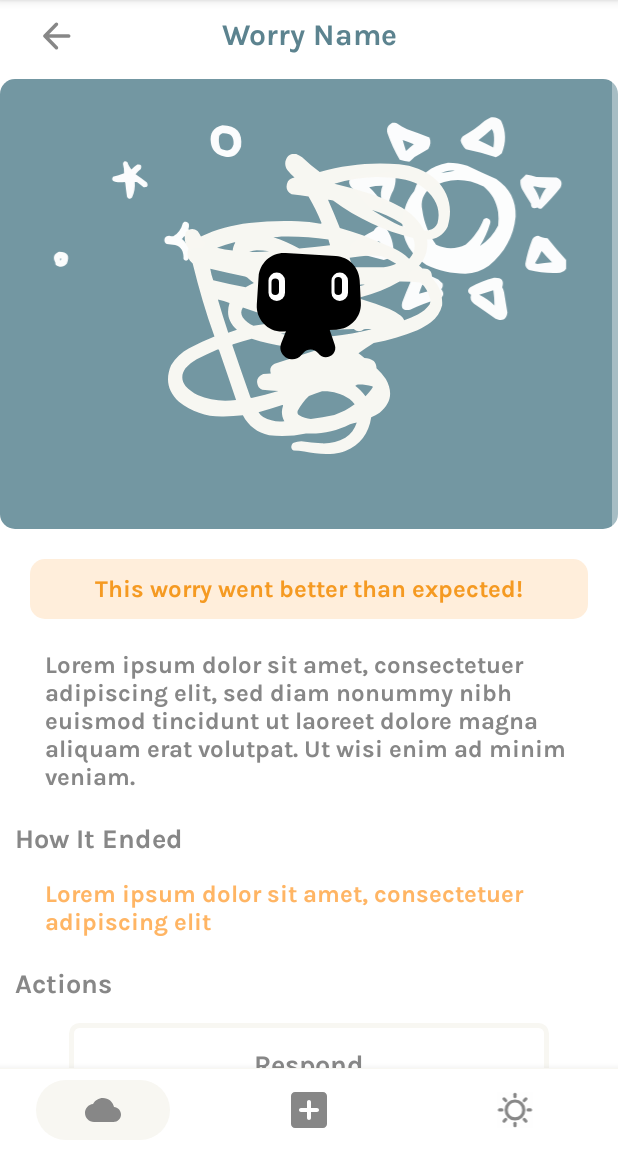
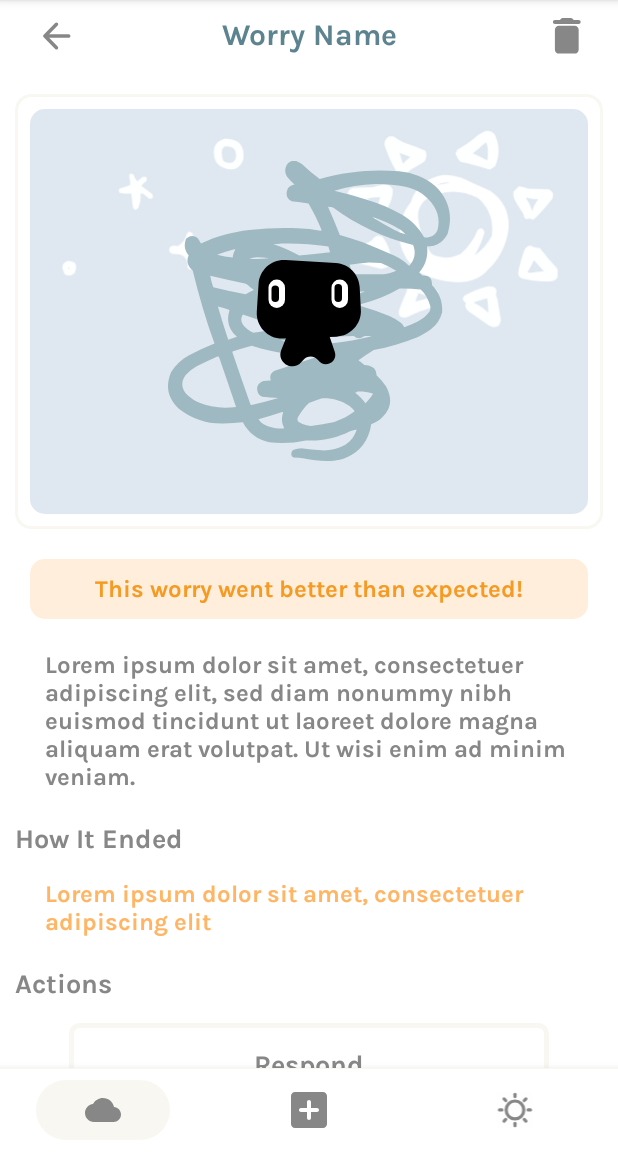
Before and after one commit to TatianaPolouchina/Scribble, an Android app built with Jetpack Compose: the fragment WorryFragment placed in its activity, on a phone screen of 412 x 824 dp, the part 84-1236 px from its top. Run offline under Robolectric (Android 15) with nearby library versions, the phone set to English and light mode, and no system bars.

Commit message:
Updated WorryFragment XML

```diff
--- a/app/src/main/java/com/example/scribble/WorryFragment.java
+++ b/app/src/main/java/com/example/scribble/WorryFragment.java
@@ -150,7 +150,7 @@ public class WorryFragment extends Fragment {
 
         worryTitle.setTextColor(getResources().getColor(R.color.lightOrangeMain,
                 requireActivity().getTheme()));
-        background.setImageResource(R.drawable.rectangle_rounded_5dp);
+        background.setImageResource(R.drawable.rectangle_rounded_10dp_beige);
         scribble.setVisibility(View.GONE);
         worryCharacter.setImageResource(worry.getFinishedImageResId());
         actionsTextView.setVisibility(View.GONE);
--- a/app/src/main/res/drawable/left_button.xml
+++ b/app/src/main/res/drawable/left_button.xml
@@ -1,6 +1,6 @@
 <?xml version="1.0" encoding="utf-8"?>
 <layer-list xmlns:android="http://schemas.android.com/apk/res/android">
-    <item android:drawable="@drawable/rectangle_rounded_outline"
+    <item android:drawable="@drawable/rectangle_rounded_outline_white"
         android:width="44dp"
         android:height="44dp"
         android:gravity="center" />
--- a/app/src/main/res/drawable/rectangle_rounded_10dp.xml
+++ b/app/src/main/res/drawable/rectangle_rounded_10dp_beige.xml
@@ -1,6 +1,6 @@
 <?xml version="1.0" encoding="utf-8"?>
 <shape xmlns:android="http://schemas.android.com/apk/res/android"
     android:shape="rectangle">
-    <solid android:color="@color/lightOrange" />
+    <solid android:color="@color/beige" />
     <corners android:radius="10dp" />
 </shape>
--- /dev/null
+++ b/app/src/main/res/drawable/rectangle_rounded_10dp_blue.xml
@@ -0,0 +1,6 @@
+<?xml version="1.0" encoding="utf-8"?>
+<shape xmlns:android="http://schemas.android.com/apk/res/android"
+    android:shape="rectangle">
+    <solid android:color="@color/lightBlue" />
+    <corners android:radius="10dp" />
+</shape>
--- /dev/null
+++ b/app/src/main/res/drawable/rectangle_rounded_outline_transparent.xml
@@ -0,0 +1,9 @@
+<?xml version="1.0" encoding="utf-8"?>
+<shape xmlns:android="http://schemas.android.com/apk/res/android"
+    android:shape="rectangle">
+    <stroke
+        android:width="2dp"
+        android:color="@color/beige" />
+    <solid android:color="@android:color/transparent" />
+    <corners android:radius="10dp" />
+</shape>
--- a/app/src/main/res/drawable/rectangle_rounded_purple.xml
+++ /dev/null
@@ -1,8 +0,0 @@
-<?xml version="1.0" encoding="utf-8"?>
-<shape xmlns:android="http://schemas.android.com/apk/res/android">
-    <solid android:color="@color/lightBlueMain"/>
-    <corners android:topLeftRadius="10dp"
-        android:topRightRadius="10dp"
-        android:bottomLeftRadius="10dp"
-        android:bottomRightRadius="10dp"/>
-</shape>
--- a/app/src/main/res/drawable/right_button.xml
+++ b/app/src/main/res/drawable/right_button.xml
@@ -1,6 +1,6 @@
 <?xml version="1.0" encoding="utf-8"?>
 <layer-list xmlns:android="http://schemas.android.com/apk/res/android">
-    <item android:drawable="@drawable/rectangle_rounded_outline"
+    <item android:drawable="@drawable/rectangle_rounded_outline_white"
         android:width="44dp"
         android:height="44dp"
         android:gravity="center" />
--- /dev/null
+++ b/app/src/main/res/drawable/vector_trashcan.xml
@@ -0,0 +1,9 @@
+<vector xmlns:android="http://schemas.android.com/apk/res/android"
+    android:width="58dp"
+    android:height="58dp"
+    android:viewportWidth="58"
+    android:viewportHeight="58">
+  <path
+      android:pathData="M14.37,45.505C14.37,48.139 16.525,50.295 19.16,50.295H38.32C40.954,50.295 43.11,48.139 43.11,45.505V21.555C43.11,18.92 40.954,16.765 38.32,16.765H19.16C16.525,16.765 14.37,18.92 14.37,21.555V45.505ZM43.11,9.58H37.123L35.422,7.88C34.991,7.448 34.368,7.185 33.745,7.185H23.734C23.112,7.185 22.489,7.448 22.058,7.88L20.358,9.58H14.37C13.053,9.58 11.975,10.658 11.975,11.975C11.975,13.292 13.053,14.37 14.37,14.37H43.11C44.427,14.37 45.505,13.292 45.505,11.975C45.505,10.658 44.427,9.58 43.11,9.58Z"
+      android:fillColor="#000000"/>
+</vector>
--- a/app/src/main/res/layout/finished_worries_title_bar.xml
+++ b/app/src/main/res/layout/finished_worries_title_bar.xml
@@ -8,7 +8,7 @@
         android:layout_width="0dp"
         android:layout_height="90dp"
         android:layout_marginBottom="15dp"
-        android:src="@drawable/rectangle_rounded_bottom_blue"
+        android:src="@drawable/rectangle_rounded_bottom"
         app:layout_constraintEnd_toEndOf="parent"
         app:layout_constraintStart_toStartOf="parent"
         app:layout_constraintTop_toTopOf="parent"
--- a/app/src/main/res/layout/fragment_distortions_info.xml
+++ b/app/src/main/res/layout/fragment_distortions_info.xml
@@ -5,7 +5,7 @@
     android:layout_width="match_parent"
     android:layout_height="wrap_content"
     tools:context="com.example.scribble.DistortionsInfoFragment"
-    android:background="@drawable/rectangle_rounded_outline">
+    android:background="@drawable/rectangle_rounded_outline_white">
 
     <View
         android:id="@+id/touchScreen"
--- a/app/src/main/res/layout/fragment_end_worry1.xml
+++ b/app/src/main/res/layout/fragment_end_worry1.xml
@@ -70,7 +70,7 @@
         android:layout_marginStart="15dp"
         android:layout_marginTop="30dp"
         android:layout_marginEnd="15dp"
-        android:background="@drawable/rectangle_rounded_outline"
+        android:background="@drawable/rectangle_rounded_outline_white"
         android:gravity="center_horizontal"
         android:stateListAnimator="@anim/nav_default_enter_anim"
         android:text="@string/yes_button_text"
@@ -88,7 +88,7 @@
         android:layout_marginStart="15dp"
         android:layout_marginTop="15dp"
         android:layout_marginEnd="15dp"
-        android:background="@drawable/rectangle_rounded_outline"
+        android:background="@drawable/rectangle_rounded_outline_white"
         android:gravity="center_horizontal"
         android:stateListAnimator="@anim/nav_default_enter_anim"
         android:text="@string/no_button_text"
--- a/app/src/main/res/layout/fragment_end_worry3.xml
+++ b/app/src/main/res/layout/fragment_end_worry3.xml
@@ -26,11 +26,10 @@
         android:id="@+id/frameLayout"
         android:layout_width="wrap_content"
         android:layout_height="wrap_content"
-        app:layout_constraintBottom_toBottomOf="parent"
+        android:layout_marginTop="@dimen/margin_title"
         app:layout_constraintEnd_toEndOf="parent"
         app:layout_constraintStart_toStartOf="parent"
-        app:layout_constraintTop_toBottomOf="@+id/respondTitle"
-        app:layout_constraintVertical_bias="0.15">
+        app:layout_constraintTop_toBottomOf="@+id/respondTitle">
 
         <ImageView
             android:id="@+id/sun"
--- a/app/src/main/res/layout/fragment_new_worry_finished.xml
+++ b/app/src/main/res/layout/fragment_new_worry_finished.xml
@@ -26,11 +26,10 @@
         android:id="@+id/frameLayout"
         android:layout_width="match_parent"
         android:layout_height="wrap_content"
-        app:layout_constraintBottom_toBottomOf="parent"
+        android:layout_marginTop="@dimen/margin_title"
         app:layout_constraintEnd_toEndOf="parent"
         app:layout_constraintStart_toStartOf="parent"
-        app:layout_constraintTop_toBottomOf="@+id/respondTitle"
-        app:layout_constraintVertical_bias="0.15">
+        app:layout_constraintTop_toBottomOf="@+id/respondTitle">
 
         <ImageView
             android:id="@+id/scribble"
--- a/app/src/main/res/layout/fragment_worry.xml
+++ b/app/src/main/res/layout/fragment_worry.xml
@@ -54,17 +54,29 @@
                 android:id="@+id/frameLayout"
                 android:layout_width="match_parent"
                 android:layout_height="wrap_content"
+                android:layout_marginStart="10dp"
+                android:layout_marginTop="10dp"
+                android:layout_marginEnd="10dp"
                 app:layout_constraintEnd_toEndOf="parent"
                 app:layout_constraintStart_toStartOf="parent"
                 app:layout_constraintTop_toTopOf="parent">
 
+
+                <ImageView
+                    android:layout_width="match_parent"
+                    android:layout_height="290dp"
+                    android:src="@drawable/rectangle_rounded_outline_transparent" />
+
+
                 <ImageView
                     android:id="@+id/worryImageBackground"
                     android:layout_width="match_parent"
-                    android:layout_height="300dp"
+                    android:layout_height="270dp"
                     android:layout_gravity="center"
+                    android:layout_marginStart="10dp"
+                    android:layout_marginEnd="10dp"
                     android:scaleType="centerInside"
-                    android:src="@drawable/rectangle_rounded_purple" />
+                    android:src="@drawable/rectangle_rounded_10dp_blue" />
 
                 <ImageView
                     android:id="@+id/sunAndStars"
@@ -80,7 +92,8 @@
                     android:layout_height="wrap_content"
                     android:layout_gravity="center"
                     android:scaleType="centerInside"
-                    android:src="@drawable/vector_scribble_1" />
+                    android:src="@drawable/vector_scribble_1"
+                    app:tint="@color/lightBlue2" />
 
                 <ImageView
                     android:id="@+id/worryCharacter"
@@ -99,7 +112,8 @@
                 android:layout_marginLeft="20dp"
                 android:layout_marginTop="20dp"
                 android:layout_marginRight="20dp"
-                android:background="@drawable/rectangle_rounded_10dp"
+                android:background="@drawable/rectangle_rounded_10dp_beige"
+                android:backgroundTint="@color/lightOrange"
                 android:fontFamily="@font/karla_bold"
                 android:gravity="center"
                 android:text="@string/better_than_expected_badge_text"
@@ -173,7 +187,7 @@
                 android:layout_width="@dimen/button_width"
                 android:layout_height="wrap_content"
                 android:layout_marginTop="15dp"
-                android:background="@drawable/rectangle_rounded_outline"
+                android:background="@drawable/rectangle_rounded_outline_white"
                 android:gravity="center_horizontal"
                 android:stateListAnimator="@anim/nav_default_enter_anim"
                 android:text="@string/worry_respond_button_text"
@@ -188,7 +202,7 @@
                 android:layout_width="@dimen/button_width"
                 android:layout_height="wrap_content"
                 android:layout_marginTop="15dp"
-                android:background="@drawable/rectangle_rounded_outline"
+                android:background="@drawable/rectangle_rounded_outline_white"
                 android:gravity="center_horizontal"
                 android:stateListAnimator="@anim/nav_default_enter_anim"
                 android:text="@string/finish_worry_button_text"
@@ -255,7 +269,7 @@
                 android:layout_marginTop="15dp"
                 android:layout_marginEnd="10dp"
                 android:layout_marginBottom="30dp"
-                android:background="@drawable/rectangle_rounded_outline"
+                android:background="@drawable/rectangle_rounded_outline_white"
                 android:fontFamily="@font/karla_bold"
                 android:gravity="center"
                 android:minHeight="130dp"
@@ -283,7 +297,7 @@
                     android:layout_width="match_parent"
                     android:layout_height="match_parent"
                     android:scaleType="fitXY"
-                    android:src="@drawable/rectangle_rounded_outline" />
+                    android:src="@drawable/rectangle_rounded_outline_white" />
 
                 <ImageView
                     android:id="@+id/leftArrowImage"
@@ -308,7 +322,7 @@
                     android:layout_width="match_parent"
                     android:layout_height="match_parent"
                     android:scaleType="fitXY"
-                    android:src="@drawable/rectangle_rounded_outline" />
+                    android:src="@drawable/rectangle_rounded_outline_white" />
 
                 <ImageView
                     android:id="@+id/rightArrowImage"
@@ -323,4 +337,18 @@
 
     </ScrollView>
 
+    <ImageButton
+        android:id="@+id/imageButton"
+        android:layout_width="48dp"
+        android:layout_height="48dp"
+        android:background="@android:color/transparent"
+        android:padding="8dp"
+        android:scaleType="centerCrop"
+        android:src="@drawable/vector_trashcan"
+        app:layout_constraintEnd_toEndOf="parent"
+        app:layout_constraintHorizontal_bias="0.9"
+        app:layout_constraintStart_toEndOf="@+id/worryNameTitle"
+        app:layout_constraintTop_toTopOf="parent"
+        app:tint="@color/grey" />
+
 </androidx.constraintlayout.widget.ConstraintLayout>
--- a/app/src/main/res/layout/ongoing_worries_title_bar.xml
+++ b/app/src/main/res/layout/ongoing_worries_title_bar.xml
@@ -8,7 +8,7 @@
         android:id="@+id/imageView3"
         android:layout_width="0dp"
         android:layout_height="90dp"
-        android:src="@drawable/rectangle_rounded_bottom_blue"
+        android:src="@drawable/rectangle_rounded_bottom"
         app:layout_constraintEnd_toEndOf="parent"
         app:layout_constraintStart_toStartOf="parent"
         app:layout_constraintTop_toTopOf="parent"
--- a/app/src/main/res/values/styles.xml
+++ b/app/src/main/res/values/styles.xml
@@ -1,14 +1,14 @@
 <?xml version="1.0" encoding="utf-8"?>
 <resources>
     <style name="OutlineButton" parent="Widget.AppCompat.Button">
-        <item name="android:background">@drawable/rectangle_rounded_outline</item>
+        <item name="android:background">@drawable/rectangle_rounded_outline_white</item>
         <item name="android:textColor">@color/grey</item>
         <item name="android:padding">16dp</item>
         <item name="android:textSize">18sp</item>
         <item name="android:fontFamily">@font/karla_bold</item>
     </style>
     <style name="BlueButton" parent="Widget.AppCompat.Button">
-        <item name="android:background">@drawable/rectangle_rounded_10dp</item>
+        <item name="android:background">@drawable/rectangle_rounded_10dp_blue</item>
         <item name="android:backgroundTint">@color/darkBlueMain</item>
         <item name="android:textColor">@color/white</item>
         <item name="android:textSize">16sp</item>
@@ -16,7 +16,7 @@
         <item name="android:textAlignment">center</item>
     </style>
     <style name="FinishButton" parent="Widget.AppCompat.Button">
-        <item name="android:background">@drawable/rectangle_rounded_outline</item>
+        <item name="android:background">@drawable/rectangle_rounded_outline_white</item>
         <item name="android:backgroundTint">@color/darkBlueMain</item>
         <item name="android:textColor">@color/white</item>
         <item name="android:textSize">16sp</item>
```
Also changed, not shown: app/src/main/res/drawable/rectangle_rounded_bottom_beige.xml (deleted, +0 -8 lines), app/src/main/res/layout/fragment_new_worry3.xml (+3 -4 lines), app/src/main/res/drawable/rectangle_rounded_bottom.xml (renamed from app/src/main/res/drawable/rectangle_rounded_bottom_blue.xml), app/src/main/res/drawable/rectangle_rounded_outline_white.xml (renamed from app/src/main/res/drawable/rectangle_rounded_outline.xml).
